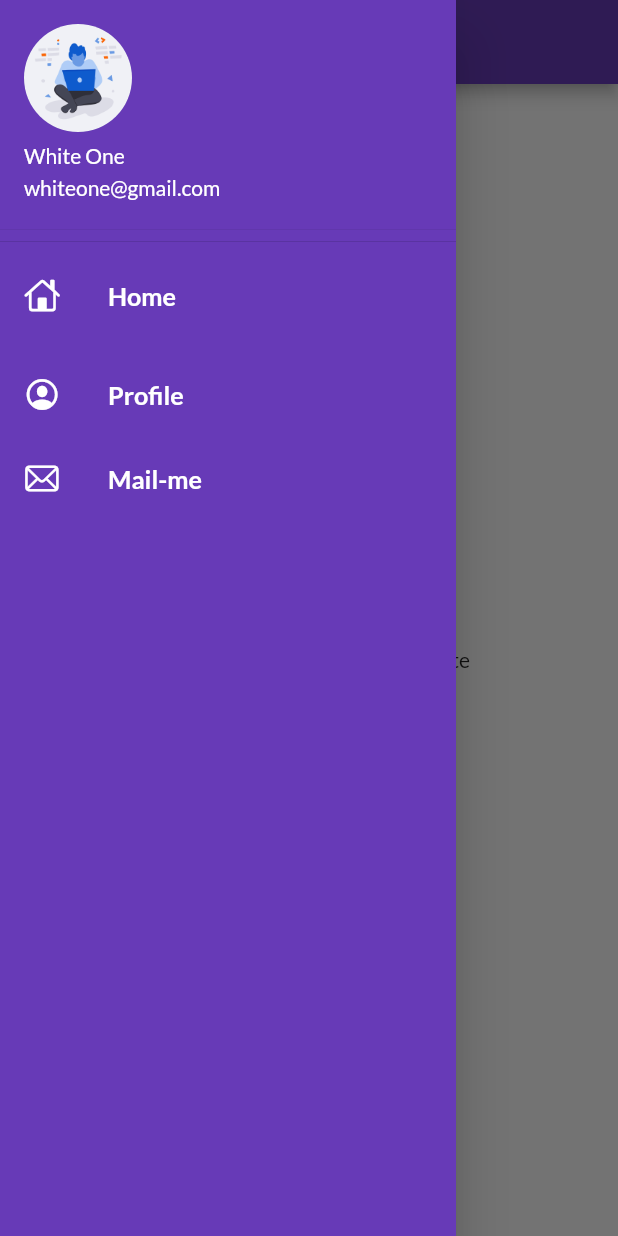
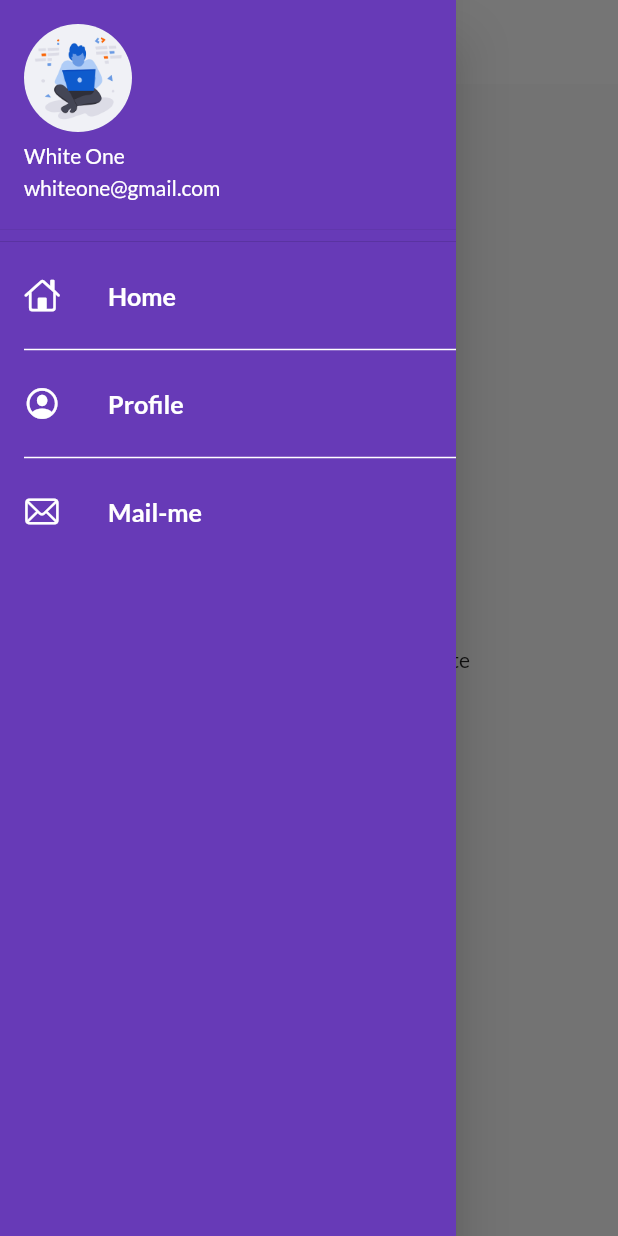
Before and after one commit to ashikulislamdev/learn_flutter, a Flutter app: the screen it shows after launch, with the side drawer open, on a phone screen of 412 x 824 dp. Run offline on Flutter 3.47's test engine with Material 2 defaults, Android fonts, the phone set to English and light mode, and no system bars; our stand-ins replace google_fonts.

Commit message:
Theme extracted

```diff
--- a/lib/main.dart
+++ b/lib/main.dart
@@ -3,6 +3,7 @@ import 'package:google_fonts/google_fonts.dart';
 import 'package:learn_app/pages/home.dart';
 import 'package:learn_app/pages/login_page.dart';
 import 'package:learn_app/utlts/routes.dart';
+import 'package:learn_app/widgets/themes.dart';
 
 void main() {
   runApp(MyApp());
@@ -14,14 +15,8 @@ class MyApp extends StatelessWidget {
     return MaterialApp(
       debugShowCheckedModeBanner: false,
       //themeMode: ThemeMode.dark,
-      theme: ThemeData(
-        primarySwatch: Colors.deepPurple,
-        //primaryTextTheme: GoogleFonts.latoTextTheme(),
-        fontFamily: GoogleFonts.lato().fontFamily,
-      ),
-      darkTheme: ThemeData(
-        brightness: Brightness.dark,
-      ),
+      theme: MyTheme.lightTheme(context),
+      darkTheme: MyTheme.datkTheme(context),
 
       //home: HomaPage(),
       //initialRoute: '/',
--- a/lib/pages/home.dart
+++ b/lib/pages/home.dart
@@ -1,3 +1,5 @@
+import 'dart:ui';
+
 import 'package:flutter/material.dart';
 import 'package:learn_app/widgets/drawer.dart';
 
--- a/lib/widgets/drawer.dart
+++ b/lib/widgets/drawer.dart
@@ -25,11 +25,13 @@ class MyDrawer extends StatelessWidget {
             ListTile(
               leading: Icon(CupertinoIcons.home, color: Colors.white,),
               title: Text("Home", textScaleFactor:1.2, style: TextStyle(color: Colors.white, fontWeight: FontWeight.bold),),
-            ),SizedBox(height: 10,),
+            ),
+            Divider(thickness: 1, indent: 16, color: Colors.white,),
             ListTile(
               leading: Icon(CupertinoIcons.profile_circled, color: Colors.white,),
               title: Text("Profile", textScaleFactor:1.2, style: TextStyle(color: Colors.white, fontWeight: FontWeight.bold),),
             ),
+            Divider(thickness: 1, indent: 16, color: Colors.white,),
             ListTile(
               leading: Icon(CupertinoIcons.mail, color: Colors.white,),
               title: Text("Mail-me", textScaleFactor:1.2, style: TextStyle(color: Colors.white, fontWeight: FontWeight.bold),),
--- /dev/null
+++ b/lib/widgets/themes.dart
@@ -0,0 +1,19 @@
+import 'package:flutter/material.dart';
+import 'package:google_fonts/google_fonts.dart';
+
+class MyTheme {
+  static ThemeData lightTheme(BuildContext context) => ThemeData(
+    primarySwatch: Colors.deepPurple,
+    fontFamily: GoogleFonts.lato().fontFamily,
+    appBarTheme: AppBarTheme(
+      color: Colors.white,
+      elevation: 0,
+      iconTheme: IconThemeData(color: Colors.black),
+      textTheme: Theme.of(context).textTheme,
+    ),
+  );
+
+  static ThemeData datkTheme(BuildContext context) => ThemeData(
+    brightness: Brightness.dark,
+  );
+}
```
